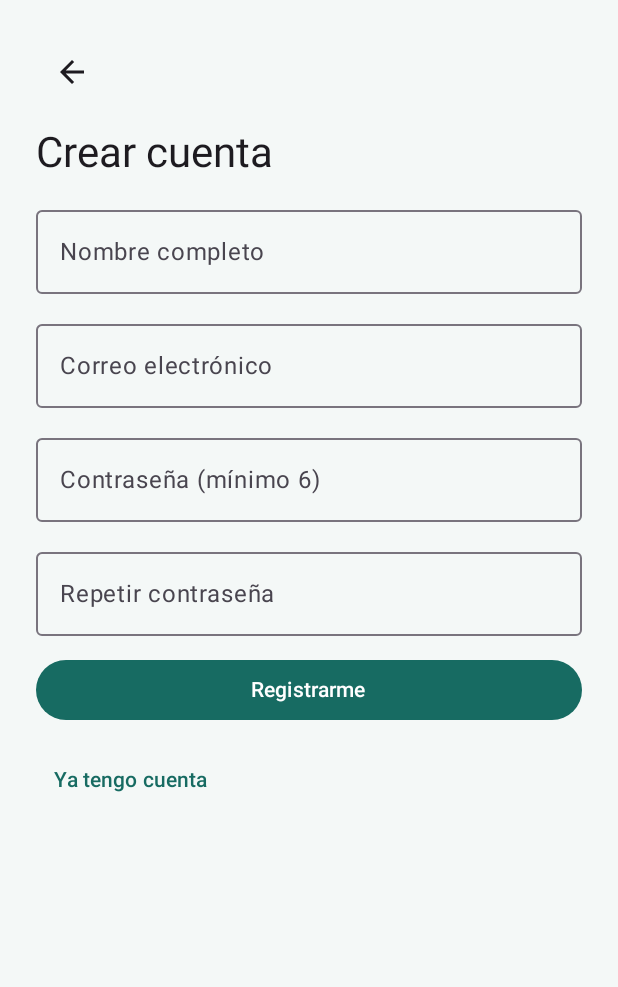
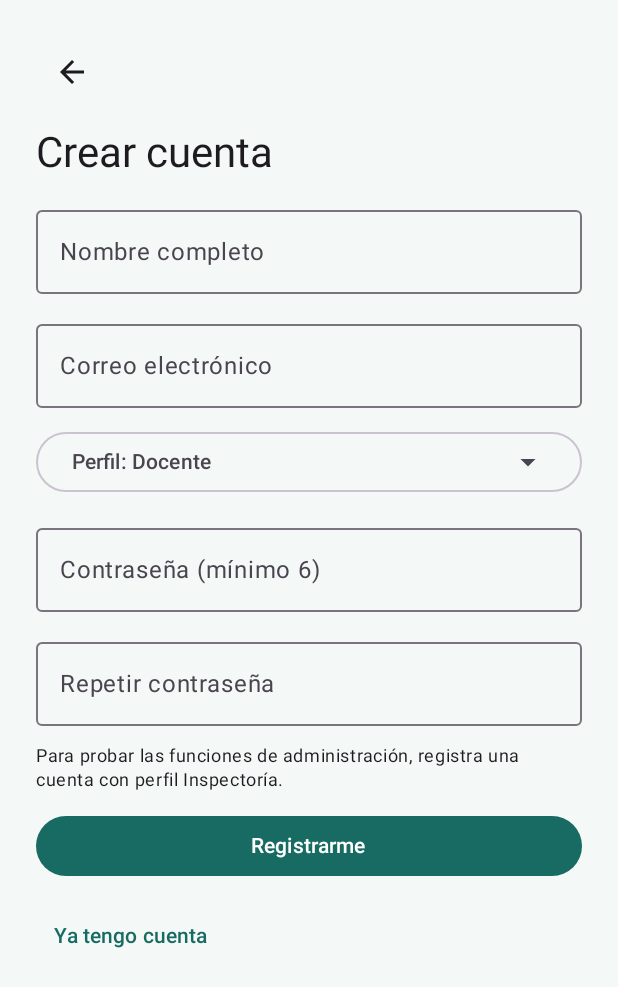
Before and after one commit to Thomys229/AplicacionCasoSemestras, an Android app built with Jetpack Compose: the RegisterScreen screen opened through its navigation route, on a phone screen of 412 x 824 dp. Shown: the top 987 px of the screen. Run offline under Robolectric (Android 15) with nearby library versions, the phone set to English and light mode, and no system bars.

Commit message:
feat(auth): incorporar roles de usuarios en registro y almacenamiento

```diff
--- a/app/src/main/java/com/example/reservaescuela/data/LocalStore.kt
+++ b/app/src/main/java/com/example/reservaescuela/data/LocalStore.kt
@@ -32,7 +32,7 @@ class LocalStore(context: Context) {
         val list = mutableListOf<User>()
         for (i in 0 until array.length()) {
             val item = array.getJSONObject(i)
-            list.add(User(item.getString("email"), item.getString("name"), item.getString("passwordHash")))
+            list.add(User(item.getString("email"), item.getString("name"), item.getString("passwordHash"), item.optString("role", "Docente")))
         }
         return list
     }
@@ -45,6 +45,7 @@ class LocalStore(context: Context) {
                     .put("email", it.email)
                     .put("name", it.name)
                     .put("passwordHash", it.passwordHash)
+                    .put("role", it.role)
             )
         }
         writeArray("users", array)
--- a/app/src/main/java/com/example/reservaescuela/model/Models.kt
+++ b/app/src/main/java/com/example/reservaescuela/model/Models.kt
@@ -3,7 +3,8 @@ package com.example.reservaescuela.model
 data class User(
     val email: String,
     val name: String,
-    val passwordHash: String
+    val passwordHash: String,
+    val role: String = "Docente"
 )
 
 data class Space(val id: Int, val name: String, val detail: String, val capacity: Int)
@@ -28,6 +29,8 @@ data class Document(
     val uri: String
 )
 
+val roles = listOf("Docente", "UTP", "Dirección", "PIE", "Inspectoría")
+
 val spaces = listOf(
     Space(1, "Laboratorio de computación", "Equipos y proyector", 35),
     Space(2, "Laboratorio de ciencias", "Mesones de experimentación", 32),
--- a/app/src/main/java/com/example/reservaescuela/ui/screens/AuthScreens.kt
+++ b/app/src/main/java/com/example/reservaescuela/ui/screens/AuthScreens.kt
@@ -33,9 +33,11 @@ import androidx.compose.ui.Modifier
 import androidx.compose.ui.text.input.KeyboardType
 import androidx.compose.ui.text.style.TextAlign
 import androidx.compose.ui.unit.dp
+import com.example.reservaescuela.model.roles
 import com.example.reservaescuela.ui.AppViewModel
 import com.example.reservaescuela.ui.components.AppTextField
 import com.example.reservaescuela.ui.components.AuthLayout
+import com.example.reservaescuela.ui.components.DropdownField
 import com.example.reservaescuela.ui.components.PasswordField
 
 // pantalla de bienvenida (antes de iniciar sesion)
@@ -136,6 +138,7 @@ fun RegisterScreen(vm: AppViewModel, onBack: () -> Unit, onGoLogin: () -> Unit)
     var email by remember { mutableStateOf("") }
     var password by remember { mutableStateOf("") }
     var confirm by remember { mutableStateOf("") }
+    var role by remember { mutableStateOf(roles.first()) }
 
     var nameError by remember { mutableStateOf<String?>(null) }
     var emailError by remember { mutableStateOf<String?>(null) }
@@ -151,8 +154,13 @@ fun RegisterScreen(vm: AppViewModel, onBack: () -> Unit, onGoLogin: () -> Unit)
             emailError,
             KeyboardType.Email
         )
+        DropdownField("Perfil", roles, role) { role = it }
         PasswordField(password, { password = it; passwordError = null }, "Contraseña (mínimo 6)", passwordError)
         PasswordField(confirm, { confirm = it; confirmError = null }, "Repetir contraseña", confirmError)
+        Text(
+            "Para probar las funciones de administración, registra una cuenta con perfil Inspectoría.",
+            style = MaterialTheme.typography.bodySmall
+        )
         Button(
             onClick = {
                 nameError = if (name.isBlank()) "Ingresa tu nombre" else null
@@ -161,7 +169,7 @@ fun RegisterScreen(vm: AppViewModel, onBack: () -> Unit, onGoLogin: () -> Unit)
                 confirmError = if (confirm != password) "Las contraseñas no coinciden" else null
                 val hasErrors = listOf(nameError, emailError, passwordError, confirmError).any { it != null }
                 if (!hasErrors) {
-                    val error = vm.register(name, email, password)
+                    val error = vm.register(name, email, password, role)
                     if (error != null) emailError = error
                 }
             },
```
Also changed, not shown: app/src/main/java/com/example/reservaescuela/ui/AppViewModel.kt (+5 -2 lines).
